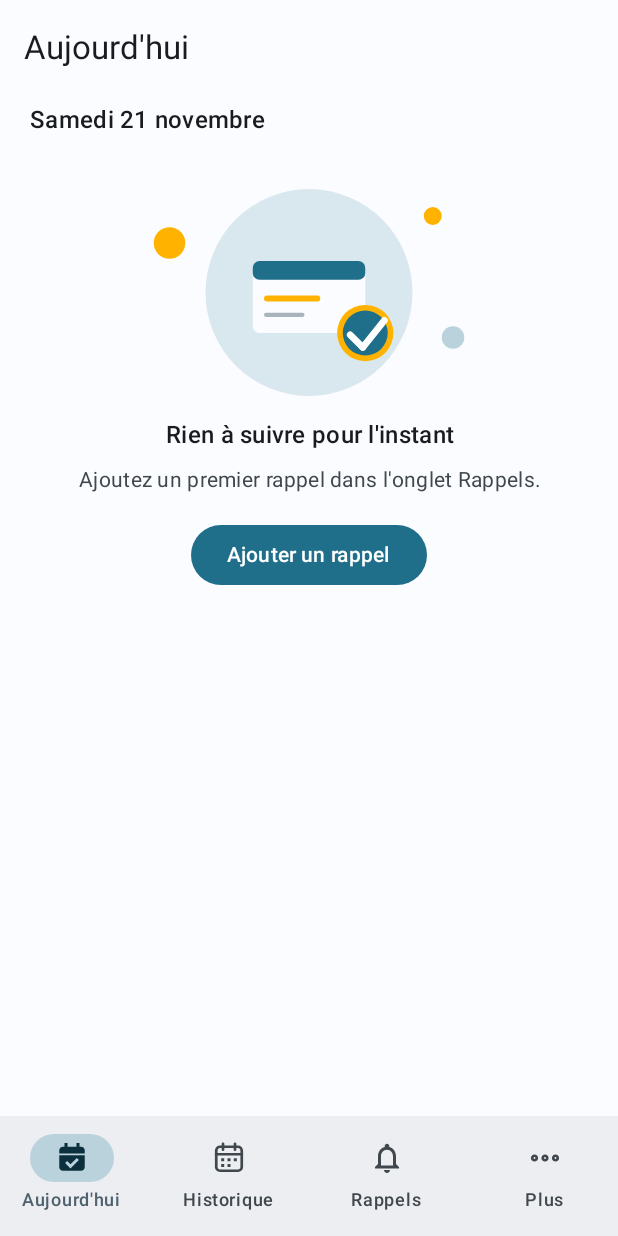
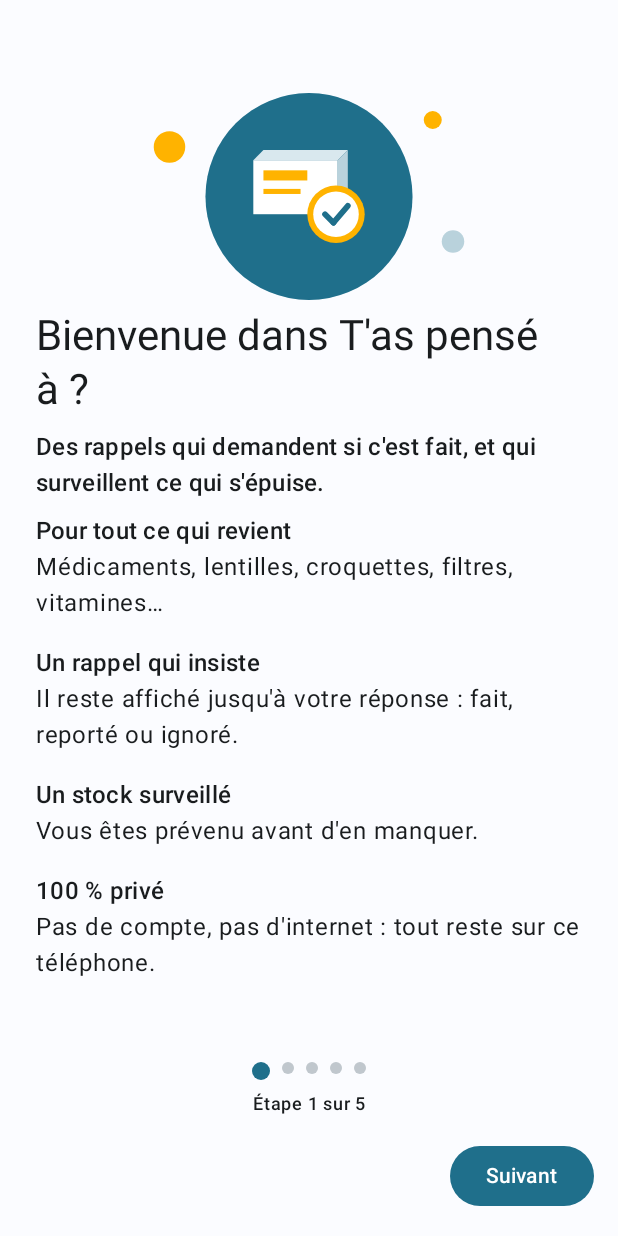
Before and after one commit to ggrandou/medocs, an Android app built with Jetpack Compose: the screen it shows after launch (MainActivity), on a phone screen of 412 x 824 dp. Run offline under Robolectric (Android 15) with nearby library versions, the phone set to English and light mode, and no system bars; our stand-ins replace Room's generated code.

Commit message:
app: add the onboarding carousel
- 5 pages: presentation, first steps, tips, medical warning (must be
  accepted), settings (reuses PermissionsPanel)
- Generic wording around reminders and stock, medication named as one use
- Onboarding and warning versions stored in Settings
- "Présentation" entry in Plus to replay it

```diff
--- a/android/app/src/main/kotlin/net/grandou/rappels/MainActivity.kt
+++ b/android/app/src/main/kotlin/net/grandou/rappels/MainActivity.kt
@@ -13,7 +13,10 @@ import androidx.compose.runtime.remember
 import androidx.compose.runtime.setValue
 import net.grandou.rappels.reminders.ReminderEngine
 import net.grandou.rappels.ui.AppTheme
+import net.grandou.rappels.ui.ONBOARDING_VERSION
+import net.grandou.rappels.ui.Onboarding
 import net.grandou.rappels.ui.Root
+import net.grandou.rappels.ui.WARNING_VERSION
 import net.grandou.rappels.ui.isDark
 
 class MainActivity : ComponentActivity() {
@@ -25,6 +28,9 @@ class MainActivity : ComponentActivity() {
         setContent {
             var theme by remember { mutableStateOf(settings.theme) }
             var persistent by remember { mutableStateOf(settings.persistentReminders) }
+            var onboardingDone by remember { mutableStateOf(settings.onboardingVersion >= ONBOARDING_VERSION) }
+            var warningAccepted by remember { mutableStateOf(settings.warningVersion >= WARNING_VERSION) }
+            var replay by remember { mutableStateOf(false) }
             val dark = isDark(theme)
             // System bar icons follow the chosen theme, not only the device's
             DisposableEffect(dark) {
@@ -33,6 +39,16 @@ class MainActivity : ComponentActivity() {
                 onDispose {}
             }
             AppTheme(dark) {
+                if (!onboardingDone || !warningAccepted || replay) {
+                    Onboarding(
+                        replay = replay && onboardingDone && warningAccepted,
+                        warningAccepted = warningAccepted,
+                        appVersion = build,
+                        onAcceptWarning = { settings.warningVersion = WARNING_VERSION; warningAccepted = true },
+                        onFinish = { settings.onboardingVersion = ONBOARDING_VERSION; onboardingDone = true; replay = false },
+                    )
+                    return@AppTheme
+                }
                 Root(
                     build,
                     theme, { theme = it; settings.theme = it },
@@ -41,6 +57,7 @@ class MainActivity : ComponentActivity() {
                         settings.persistentReminders = it
                         ReminderEngine.launchSync(this, refreshStyle = true) // notifications already shown change style
                     },
+                    onReplayOnboarding = { replay = true },
                 )
             }
         }
--- a/android/app/src/main/kotlin/net/grandou/rappels/Settings.kt
+++ b/android/app/src/main/kotlin/net/grandou/rappels/Settings.kt
@@ -33,4 +33,14 @@ class Settings(context: Context) {
     var persistentReminders: Boolean
         get() = prefs.getBoolean("persistent_reminders", true)
         set(v) = prefs.edit().putBoolean("persistent_reminders", v).apply()
+
+    /** Version of the start-up carousel the user has gone through; 0 = never. */
+    var onboardingVersion: Int
+        get() = prefs.getInt("onboarding_version", 0)
+        set(v) = prefs.edit().putInt("onboarding_version", v).apply()
+
+    /** Version of the medical warning the user has accepted; 0 = never. */
+    var warningVersion: Int
+        get() = prefs.getInt("warning_version", 0)
+        set(v) = prefs.edit().putInt("warning_version", v).apply()
 }
--- a/android/app/src/main/kotlin/net/grandou/rappels/ui/MoreScreen.kt
+++ b/android/app/src/main/kotlin/net/grandou/rappels/ui/MoreScreen.kt
@@ -39,7 +39,7 @@ import net.grandou.rappels.R
 /** "Plus" (More) tab: entries grouped in a card, each one opens a full screen. */
 @OptIn(ExperimentalMaterial3Api::class)
 @Composable
-fun MoreScreen(theme: ThemeMode, persistent: Boolean, onPersistent: (Boolean) -> Unit, onBackup: () -> Unit, onRestore: () -> Unit, onAppearance: () -> Unit, onPermissions: () -> Unit, onAbout: () -> Unit) {
+fun MoreScreen(theme: ThemeMode, persistent: Boolean, onPersistent: (Boolean) -> Unit, onBackup: () -> Unit, onRestore: () -> Unit, onAppearance: () -> Unit, onPermissions: () -> Unit, onIntro: () -> Unit, onAbout: () -> Unit) {
     Scaffold(
         contentWindowInsets = WindowInsets(0, 0, 0, 0),
         topBar = { TopAppBar(title = { Text("Plus") }) },
@@ -66,6 +66,8 @@ fun MoreScreen(theme: ThemeMode, persistent: Boolean, onPersistent: (Boolean) ->
                 Entry(R.drawable.ic_more_appearance, "Apparence", "Mode " + theme.label.lowercase(), onAppearance)
                 HorizontalDivider(Modifier.padding(start = 72.dp))
                 Entry(R.drawable.ic_more_permissions, "Autorisations", "Notifications, alarmes, batterie", onPermissions)
+                HorizontalDivider(Modifier.padding(start = 72.dp))
+                Entry(R.drawable.ic_more_info, "Présentation", "Revoir la prise en main", onIntro)
                 HorizontalDivider(Modifier.padding(start = 72.dp))
                 Entry(R.drawable.ic_more_info, "À propos", "Version, licence", onAbout)
             }
--- /dev/null
+++ b/android/app/src/main/kotlin/net/grandou/rappels/ui/Onboarding.kt
@@ -0,0 +1,189 @@
+package net.grandou.rappels.ui
+
+import androidx.activity.compose.BackHandler
+import androidx.compose.foundation.background
+import androidx.compose.foundation.layout.Arrangement
+import androidx.compose.foundation.layout.Box
+import androidx.compose.foundation.layout.Column
+import androidx.compose.foundation.layout.ExperimentalLayoutApi
+import androidx.compose.foundation.layout.FlowRow
+import androidx.compose.foundation.layout.Row
+import androidx.compose.foundation.layout.fillMaxSize
+import androidx.compose.foundation.layout.fillMaxWidth
+import androidx.compose.foundation.layout.padding
+import androidx.compose.foundation.layout.safeDrawingPadding
+import androidx.compose.foundation.layout.size
+import androidx.compose.foundation.pager.HorizontalPager
+import androidx.compose.foundation.pager.rememberPagerState
+import androidx.compose.foundation.rememberScrollState
+import androidx.compose.foundation.shape.CircleShape
+import androidx.compose.foundation.verticalScroll
+import androidx.compose.material3.Button
+import androidx.compose.material3.MaterialTheme
+import androidx.compose.material3.OutlinedButton
+import androidx.compose.material3.Surface
+import androidx.compose.material3.Text
+import androidx.compose.material3.TextButton
+import androidx.compose.runtime.Composable
+import androidx.compose.runtime.LaunchedEffect
+import androidx.compose.runtime.getValue
+import androidx.compose.runtime.rememberCoroutineScope
+import androidx.compose.ui.Alignment
+import androidx.compose.ui.Modifier
+import androidx.compose.ui.draw.clip
+import androidx.compose.ui.semantics.clearAndSetSemantics
+import androidx.compose.ui.semantics.heading
+import androidx.compose.ui.semantics.semantics
+import androidx.compose.ui.text.font.FontWeight
+import androidx.compose.ui.text.style.TextAlign
+import androidx.compose.ui.unit.dp
+import kotlinx.coroutines.launch
+
+/** Bump to show the carousel again after a major change. */
+const val ONBOARDING_VERSION = 1
+
+/** Bump to ask users to accept the warning again after its wording changes materially. */
+const val WARNING_VERSION = 1
+
+private const val PAGE_COUNT = 5
+private const val WARNING_PAGE = 3
+
+/**
+ * Start-up carousel: presentation, first steps, tips, warning (must be accepted), settings that make reminders reliable.
+ * @param replay true when the user reopened it from "Plus": it can be closed at any time.
+ */
+@Composable
+fun Onboarding(
+    replay: Boolean,
+    warningAccepted: Boolean,
+    appVersion: String,
+    onAcceptWarning: () -> Unit,
+    onFinish: () -> Unit,
+) {
+    val pager = rememberPagerState(pageCount = { PAGE_COUNT })
+    val scope = rememberCoroutineScope()
+    val page = pager.currentPage
+    val last = page == PAGE_COUNT - 1
+    val blocked = !warningAccepted && page == WARNING_PAGE
+
+    // Nobody gets past the warning without accepting it (swiping included)
+    LaunchedEffect(page, warningAccepted) {
+        if (!warningAccepted && page > WARNING_PAGE) pager.scrollToPage(WARNING_PAGE)
+    }
+    BackHandler(enabled = page > 0 || replay) {
+        if (page > 0) scope.launch { pager.animateScrollToPage(page - 1) } else onFinish()
+    }
+
+    Surface(Modifier.fillMaxSize(), color = MaterialTheme.colorScheme.background) {
+        Column(Modifier.fillMaxSize().safeDrawingPadding()) {
+            Row(Modifier.fillMaxWidth().padding(horizontal = 8.dp), horizontalArrangement = Arrangement.End) {
+                if (replay) TextButton(onClick = onFinish) { Text("Fermer") } else Box(Modifier.size(48.dp))
+            }
+            HorizontalPager(pager, Modifier.weight(1f), userScrollEnabled = !blocked) { n ->
+                Column(Modifier.fillMaxSize().verticalScroll(rememberScrollState()).padding(horizontal = 24.dp, vertical = 8.dp)) {
+                    when (n) {
+                        0 -> PageIntro()
+                        1 -> PageFirstSteps()
+                        2 -> PageTips()
+                        3 -> PageWarning(warningAccepted, appVersion)
+                        else -> PageSettings()
+                    }
+                }
+            }
+            // Dots are decorative for TalkBack, which reads the "Étape X sur N" text instead
+            Row(Modifier.fillMaxWidth().padding(top = 8.dp).clearAndSetSemantics {}, horizontalArrangement = Arrangement.Center) {
+                repeat(PAGE_COUNT) { i ->
+                    Box(
+                        Modifier.padding(4.dp).size(if (i == page) 12.dp else 8.dp).clip(CircleShape)
+                            .background(if (i == page) MaterialTheme.colorScheme.primary else MaterialTheme.colorScheme.outlineVariant),
+                    )
+                }
+            }
+            Text(
+                "Étape ${page + 1} sur $PAGE_COUNT", Modifier.fillMaxWidth().padding(top = 4.dp),
+                style = MaterialTheme.typography.labelMedium, textAlign = TextAlign.Center,
+            )
+            @OptIn(ExperimentalLayoutApi::class)
+            FlowRow(
+                Modifier.fillMaxWidth().padding(16.dp), horizontalArrangement = Arrangement.spacedBy(8.dp, Alignment.End),
+                verticalArrangement = Arrangement.spacedBy(8.dp),
+            ) {
+                if (page > 0) OutlinedButton(onClick = { scope.launch { pager.animateScrollToPage(page - 1) } }) { Text("Précédent") }
+                when {
+                    blocked -> Button(onClick = { onAcceptWarning(); scope.launch { pager.animateScrollToPage(page + 1) } }) {
+                        Text("J'ai compris et j'accepte")
+                    }
+                    last -> Button(onClick = onFinish) { Text(if (replay) "Fermer" else "Commencer") }
+                    else -> Button(onClick = { scope.launch { pager.animateScrollToPage(page + 1) } }) { Text("Suivant") }
+                }
+            }
+        }
+    }
+}
+
+@Composable
+private fun Title(text: String) {
+    Text(text, Modifier.semantics { heading() }.padding(bottom = 8.dp), style = MaterialTheme.typography.headlineMedium)
+}
+
+@Composable
+private fun Point(title: String, text: String) {
+    Column(Modifier.padding(vertical = 8.dp)) {
+        Text(title, style = MaterialTheme.typography.titleMedium, fontWeight = FontWeight.SemiBold)
+        Text(text, style = MaterialTheme.typography.bodyLarge)
+    }
+}
+
+@Composable
+private fun PageIntro() {
+    Illustration(Drawing.APP_ICON)
+    Title("Bienvenue dans T'as pensé à ?")
+    Text("Des rappels qui demandent si c'est fait, et qui surveillent ce qui s'épuise.", style = MaterialTheme.typography.titleMedium)
+    Point("Pour tout ce qui revient", "Médicaments, lentilles, croquettes, filtres, vitamines…")
+    Point("Un rappel qui insiste", "Il reste affiché jusqu'à votre réponse : fait, reporté ou ignoré.")
+    Point("Un stock surveillé", "Vous êtes prévenu avant d'en manquer.")
+    Point("100 % privé", "Pas de compte, pas d'internet : tout reste sur ce téléphone.")
+}
+
+@Composable
+private fun PageFirstSteps() {
+    Illustration(Drawing.EMPTY_BOX)
+    Title("Premiers pas")
+    Point("1. Ajoutez ce que vous suivez", "Onglet Rappels : un nom, une unité, et si vous voulez, le stock de départ.")
+    Point("2. Programmez-le", "Heures, quantités, jours : chaque élément peut avoir plusieurs rythmes.")
+    Point("3. Répondez au rappel", "« Fait », « Reporter » (30 min) ou « Ignorer », depuis la notification ou l'onglet Aujourd'hui.")
+}
+
+@Composable
+private fun PageTips() {
+    Illustration(Drawing.FREE_DAY)
+    Title("Quelques conseils")
+    Point("Comptez votre stock au départ", "Les alertes de stock bas en dépendent.")
+    Point("Une prise hors planning ?", "Le bouton « + Prise ponctuelle » de l'onglet Aujourd'hui la note et décompte le stock.")
+    Point("Un oubli ? Corrigez après coup", "L'onglet Historique permet de modifier n'importe quel jour.")
+    Point("Faites une sauvegarde", "Menu Plus : c'est le seul moyen de garder vos données si vous changez de téléphone.")
+}
+
+@Composable
+private fun PageWarning(accepted: Boolean, appVersion: String) {
+    Illustration(Drawing.ALL_DONE)
+    Title("Avant d'aller plus loin")
+    Text(
+        "Si vous l'utilisez pour des rappels de médicaments, gardez à l'esprit que l'application n'est pas un dispositif médical. " +
+            "Elle ne donne aucun conseil : elle ne vérifie ni les doses, ni les interactions, ni les contre-indications, " +
+            "et ne remplace ni votre médecin ni votre pharmacien. Elle vous rappelle ce que vous avez vous-même programmé.",
+        style = MaterialTheme.typography.bodyLarge,
+    )
+    Text("Version $appVersion", Modifier.padding(top = 8.dp), style = MaterialTheme.typography.bodySmall, color = MaterialTheme.colorScheme.onSurfaceVariant)
+    Text(
+        if (accepted) "Vous avez déjà accepté cet avertissement." else "Pour continuer, touchez « J'ai compris et j'accepte ».",
+        Modifier.padding(top = 12.dp), style = MaterialTheme.typography.titleSmall, fontWeight = FontWeight.SemiBold,
+    )
+}
+
+@Composable
+private fun PageSettings() {
+    Title("Pour que les rappels sonnent à l'heure")
+    PermissionsPanel()
+    Text("Retrouvez cette présentation à tout moment dans « Plus ».", Modifier.padding(top = 16.dp), style = MaterialTheme.typography.bodyMedium)
+}
--- a/android/app/src/main/kotlin/net/grandou/rappels/ui/Root.kt
+++ b/android/app/src/main/kotlin/net/grandou/rappels/ui/Root.kt
@@ -34,6 +34,7 @@ fun Root(
     appVersion: String,
     theme: ThemeMode, onTheme: (ThemeMode) -> Unit,
     persistent: Boolean, onPersistent: (Boolean) -> Unit,
+    onReplayOnboarding: () -> Unit,
 ) {
     var tab by rememberSaveable { mutableStateOf(AppTab.TODAY) }
     var subPage by rememberSaveable { mutableStateOf<SubPage?>(null) }
@@ -75,7 +76,7 @@ fun Root(
                         onBackup = { backupVm.resetExport(); backupVm.refreshCurrent(); subPage = SubPage.BACKUP },
                         onRestore = { backupVm.resetRestore(); backupVm.refreshCurrent(); subPage = SubPage.RESTORE },
                         onAppearance = { subPage = SubPage.APPEARANCE },
-                        onPermissions = { subPage = SubPage.PERMISSIONS }, onAbout = { subPage = SubPage.ABOUT },
+                        onPermissions = { subPage = SubPage.PERMISSIONS }, onIntro = onReplayOnboarding, onAbout = { subPage = SubPage.ABOUT },
                     )
                 }
             }
```
